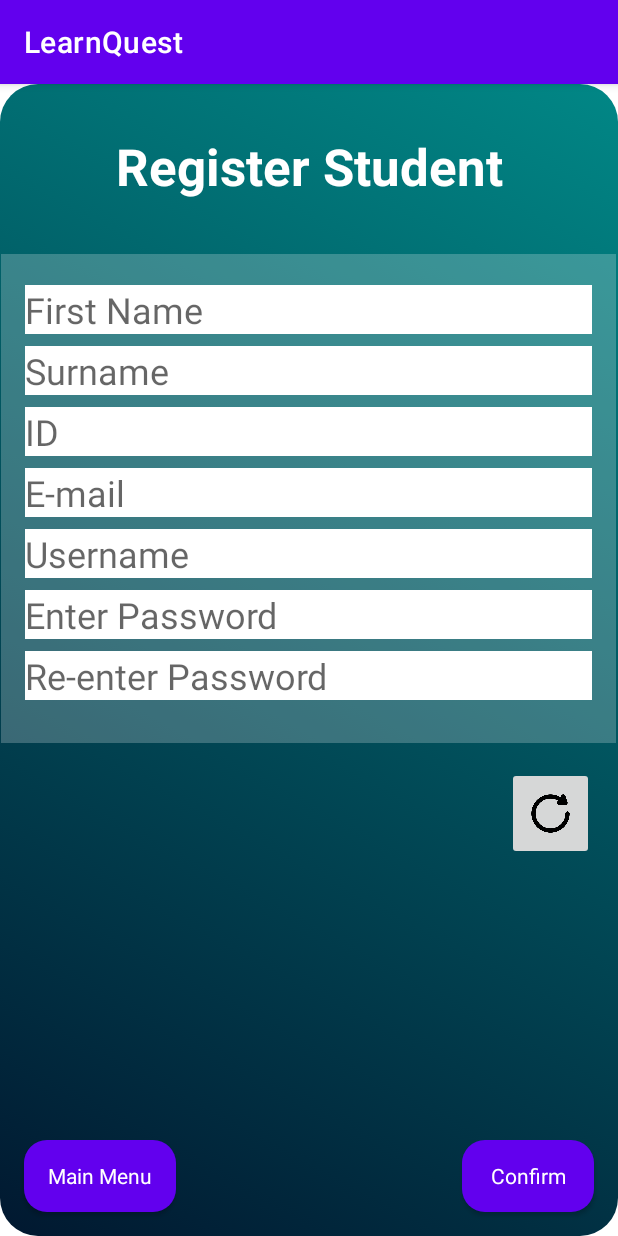
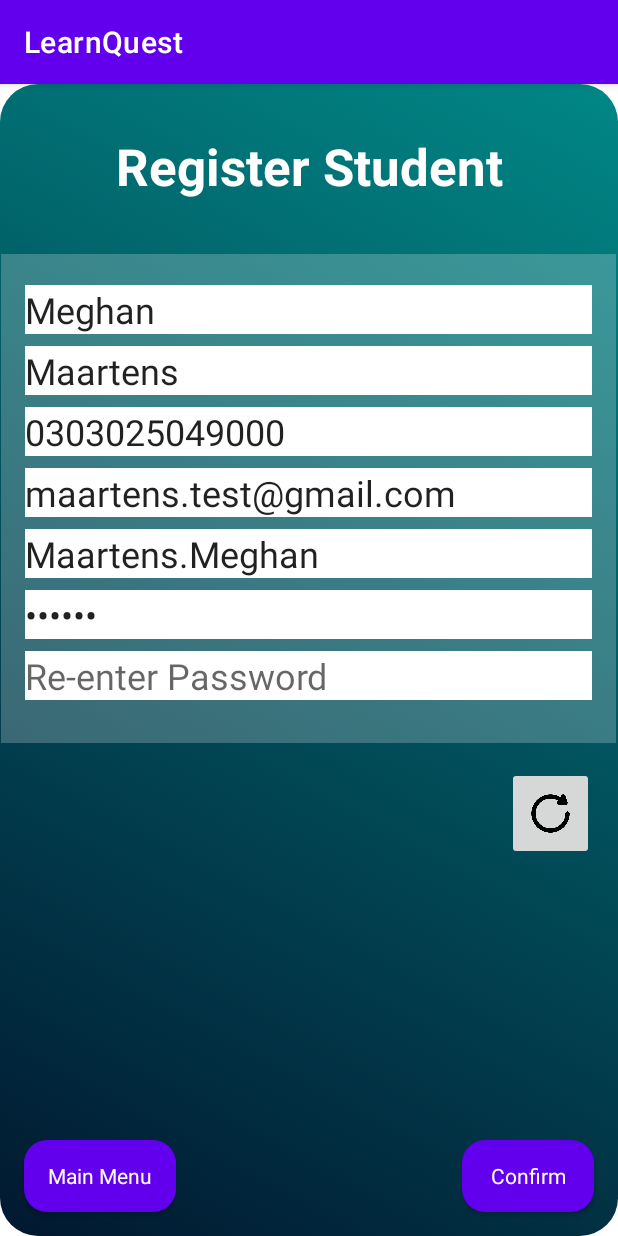
Before and after one commit to Maartens-Mathew/LearnQuest, an Android app: the screen it shows after launch (RegisterStudent), on a phone screen of 412 x 824 dp. Run offline under Robolectric (Android 15) with nearby library versions, the phone set to English and light mode, and no system bars; our stand-ins replace data binding.

Commit message:
Added user class. Student, Moderator and Teacher extend User class. Added SupabaseClient and SupabaseApi files. Added functionality to add user to database. Corrected bindings in activity_

```diff
--- a/app/src/main/java/com/example/learnquest/Activities/RegisterStudent.java
+++ b/app/src/main/java/com/example/learnquest/Activities/RegisterStudent.java
@@ -9,27 +9,39 @@ import android.view.View;
 import android.widget.EditText;
 import android.widget.Toast;
 
-import com.example.learnquest.Database;
-import com.example.learnquest.FetchDataTask;
 import com.example.learnquest.R;
+import com.example.learnquest.database.SupabaseApi;
+import com.example.learnquest.database.SupabaseClient;
 import com.example.learnquest.databinding.ActivityRegisterStudentBinding;
 import com.example.learnquest.user.Student;
+import com.example.learnquest.user.User;
+
+import java.util.List;
+
+import retrofit2.Call;
+import retrofit2.Callback;
+import retrofit2.Response;
 
 public class RegisterStudent extends AppCompatActivity {
-    Student currentStudent;
+    User currentStudent;
     ActivityRegisterStudentBinding binding;
+
 
     @Override
     protected void onCreate(Bundle savedInstanceState) {
         super.onCreate(savedInstanceState);
         setContentView(R.layout.activity_register_student);
-//        new FetchDataTask(this).execute();
+
+
+
 
 
 
         binding = DataBindingUtil.setContentView(this,R.layout.activity_register_student);
-        currentStudent = new Student();
-        binding.setStudent(currentStudent);
+        currentStudent = new User("Meghan","Maartens","0303025049000","maartens.test@gmail.com","Maartens.Meghan","qwerty");
+        binding.setUser(currentStudent);
+
+
 
 
 
@@ -42,8 +54,36 @@ public class RegisterStudent extends AppCompatActivity {
 
         if (!rePassword.getText().toString().equals(currentStudent.getPassword()))
             Toast.makeText(this,"Password is incorrect", Toast.LENGTH_SHORT).show();
-        else
-            Toast.makeText(this,"Welcome, " + currentStudent.getFirst_Name() + ".", Toast.LENGTH_SHORT).show();
+        else {
+            SupabaseApi api = SupabaseClient.getClient().create(SupabaseApi.class);\
+
+            Call<User> call = api.addUser(currentStudent);
+
+            call.enqueue(new Callback<User>() {
+                @Override
+                public void onResponse(Call<User> call, Response<User> response) {
+                    if (response.isSuccessful()) {
+                        // Person inserted successfully
+                        System.out.println("Insert successful: " + response.body());
+                    } else {
+                        // Handle the error
+                        System.out.println("Insert failed: " + response.errorBody());
+                    }
+                }
+
+                @Override
+                public void onFailure(Call<User> call, Throwable t) {
+                    // Handle failure
+                    t.printStackTrace();
+                }
+            });
+
+        }
+
+
+
+          //  Toast.makeText(this, "User registered.", Toast.LENGTH_SHORT).show();
+
 
     }
 
@@ -53,8 +93,8 @@ public class RegisterStudent extends AppCompatActivity {
     }
 
     public void ResetFields(View view) {
-        binding.setStudent(new Student());
-        currentStudent = binding.getStudent();
+        binding.setUser(new User());
+        currentStudent = binding.getUser();
         binding.txtID.setText("");
         binding.txtRePassword.setText("");
         binding.txtFirstName.requestFocus();
--- /dev/null
+++ b/app/src/main/java/com/example/learnquest/database/SupabaseApi.java
@@ -0,0 +1,32 @@
+package com.example.learnquest.database;
+
+import com.example.learnquest.user.User;
+
+import java.util.List;
+
+import retrofit2.Call;
+import retrofit2.http.Body;
+import retrofit2.http.GET;
+import retrofit2.http.Headers;
+import retrofit2.http.POST;
+import retrofit2.http.PUT;
+import retrofit2.http.Query;
+
+/**
+ * SupabaseApi interface to define the API endpoints
+ * This interface defines the API endpoints for the Supabase API
+ * It uses Retrofit annotations to define the HTTP methods and parameters
+ * The methods defined in this interface will be used to make API calls
+ * Typically,  GET annotations are used to fetch data from the API
+ * The PUT annotation is used to insert data into the database
+ * I would advise you to put all your api calls here, so login, add user, etc.
+ *
+ */
+public interface SupabaseApi {
+    @GET("/rest/v1/notes") // Your table name is "Example"
+    Call<List<User>> getItems(@Query("select") String select); //first part of your query (select, update, insert, etc.)
+
+    @POST("/rest/v1/User")
+    Call<User> addUser(@Body User user);
+
+}
--- a/app/src/main/java/com/example/learnquest/user/Moderator.java
+++ b/app/src/main/java/com/example/learnquest/user/Moderator.java
@@ -2,5 +2,8 @@ package com.example.learnquest.user;
 
 import com.example.learnquest.user.ElevatedPermissions;
 
-public class Moderator implements ElevatedPermissions {
+public class Moderator extends User implements ElevatedPermissions {
+    public Moderator(String firstName, String lastName, String nationalID, String email, String username, String password) {
+        super(firstName, lastName, nationalID, email, username, password);
+    }
 }
--- a/app/src/main/java/com/example/learnquest/user/Student.java
+++ b/app/src/main/java/com/example/learnquest/user/Student.java
@@ -1,72 +1,9 @@
 package com.example.learnquest.user;
 
-   public class Student{
-
-    String first_Name;
-    String last_Name;
-    String national_ID;
-    String email;
-    String username;
-    String password;
-
-    public String getFirst_Name() {
-        return first_Name;
-    }
-
-    public void setFirst_Name(String first_Name) {
-        this.first_Name = first_Name;
-    }
-
-    public String getLast_Name() {
-        return last_Name;
-    }
-
-    public void setLast_Name(String last_Name) {
-        this.last_Name = last_Name;
-    }
-
-    public String getNational_ID() {
-        return national_ID;
-    }
-
-    public void setNational_ID(String national_ID) {
-        this.national_ID = national_ID;
-    }
-
-    public String getEmail() {
-        return email;
-    }
-
-    public void setEmail(String email) {
-        this.email = email;
-    }
-
-    public String getUsername() {
-        return username;
-    }
-
-    public void setUsername(String username) {
-        this.username = username;
-    }
-
-    public String getPassword() {
-        return password;
-    }
-
-    public void setPassword(String password) {
-        this.password = password;
-    }
-    @Override
-    public String toString() {
-        return "Student{" +
-                "first_Name='" + first_Name + '\'' +
-                ", last_Name='" + last_Name + '\'' +
-                ", national_ID='" + national_ID + '\'' +
-                ", email='" + email + '\'' +
-                ", username='" + username + '\'' +
-                ", password='" + password + '\'' +
-                '}';
-    }
+   public class Student extends User{
 
 
-}
+      public Student(String firstName, String lastName, String nationalID, String email, String username, String password) {
+         super(firstName, lastName, nationalID, email, username, password);
+      }
+   }
--- a/app/src/main/java/com/example/learnquest/user/Teacher.java
+++ b/app/src/main/java/com/example/learnquest/user/Teacher.java
@@ -1,4 +1,4 @@
 package com.example.learnquest.user;
 
-public class Teacher implements ElevatedPermissions {
+public class Teacher extends User implements ElevatedPermissions {
 }
--- /dev/null
+++ b/app/src/main/java/com/example/learnquest/user/User.java
@@ -0,0 +1,82 @@
+package com.example.learnquest.user;
+
+public class User {
+
+    String firstName;
+    String lastName;
+    String nationalID;
+    String email;
+    String username;
+    String password;
+
+    public String getFirstName() {
+        return firstName;
+    }
+
+    public void setFirstName(String firstName) {
+        this.firstName = firstName;
+    }
+
+    public String getLastName() {
+        return lastName;
+    }
+
+    public void setLastName(String lastName) {
+        this.lastName = lastName;
+    }
+
+    public String getNationalID() {
+        return nationalID;
+    }
+
+    public void setNationalID(String national_ID) {
+        this.nationalID = national_ID;
+    }
+
+    public String getEmail() {
+        return email;
+    }
+
+    public void setEmail(String email) {
+        this.email = email;
+    }
+
+    public String getUsername() {
+        return username;
+    }
+
+    public void setUsername(String username) {
+        this.username = username;
+    }
+
+    public String getPassword() {
+        return password;
+    }
+
+    public User() {
+    }
+
+    public User(String firstName, String lastName, String nationalID, String email, String username, String password) {
+        this.firstName = firstName;
+        this.lastName = lastName;
+        this.nationalID = nationalID;
+        this.email = email;
+        this.username = username;
+        this.password = password;
+    }
+
+    public void setPassword(String password) {
+        this.password = password;
+    }
+    @Override
+    public String toString() {
+        return "Student{" +
+                "first_Name='" + firstName + '\'' +
+                ", last_Name='" + lastName + '\'' +
+                ", national_ID='" + nationalID + '\'' +
+                ", email='" + email + '\'' +
+                ", username='" + username + '\'' +
+                ", password='" + password + '\'' +
+                '}';
+    }
+}
--- a/app/src/main/res/layout/activity_register_student.xml
+++ b/app/src/main/res/layout/activity_register_student.xml
@@ -4,8 +4,8 @@
     xmlns:app="http://schemas.android.com/apk/res-auto">
     <data>
         <variable
-            name="student"
-            type="com.example.learnquest.user.Student" />
+            name="user"
+            type="com.example.learnquest.user.User" />
     </data>
 
     <androidx.constraintlayout.widget.ConstraintLayout
@@ -58,7 +58,7 @@
 
                 android:hint="First Name"
                 android:inputType="text"
-                android:text="@={student.first_Name}"
+                android:text="@={user.firstName}"
                 android:textSize="24sp" />
 
             <EditText
@@ -73,7 +73,7 @@
                 android:ems="15"
                 android:hint="Surname"
                 android:inputType="text"
-                android:text="@={student.last_Name}"
+                android:text="@={user.lastName}"
                 android:textSize="24sp" />
 
             <EditText
@@ -84,6 +84,7 @@
                 android:layout_marginEnd="16dp"
                 android:layout_marginBottom="8dp"
                 android:background="@color/white"
+                android:text="@={user.nationalID}"
                 android:ems="15"
                 android:hint="ID"
                 android:inputType="number"
@@ -101,7 +102,7 @@
                 android:ems="15"
                 android:hint="E-mail"
                 android:inputType="textEmailAddress"
-                android:text="@={student.email}"
+                android:text="@={user.email}"
                 android:textSize="24sp" />
 
             <EditText
@@ -116,7 +117,7 @@
                 android:ems="15"
                 android:hint="Username"
                 android:inputType="text"
-                android:text="@={student.username}"
+                android:text="@={user.username}"
                 android:textSize="24sp" />
 
             <EditText
@@ -131,7 +132,7 @@
                 android:ems="15"
                 android:hint="Enter Password"
                 android:inputType="textPassword"
-                android:text="@={student.password}"
+                android:text="@={user.password}"
                 android:textSize="24sp" />
 
             <EditText
```
Also changed, not shown: app/build.gradle.kts (+6 -5 lines), app/src/main/java/com/example/learnquest/Database.java (deleted, +0 -52 lines), app/src/main/java/com/example/learnquest/DatabaseHelper.java (deleted, +0 -91 lines), app/src/main/java/com/example/learnquest/FetchDataTask.java (deleted, +0 -76 lines), app/src/main/java/com/example/learnquest/database/SupabaseClient.java (added, +39 -0 lines).
